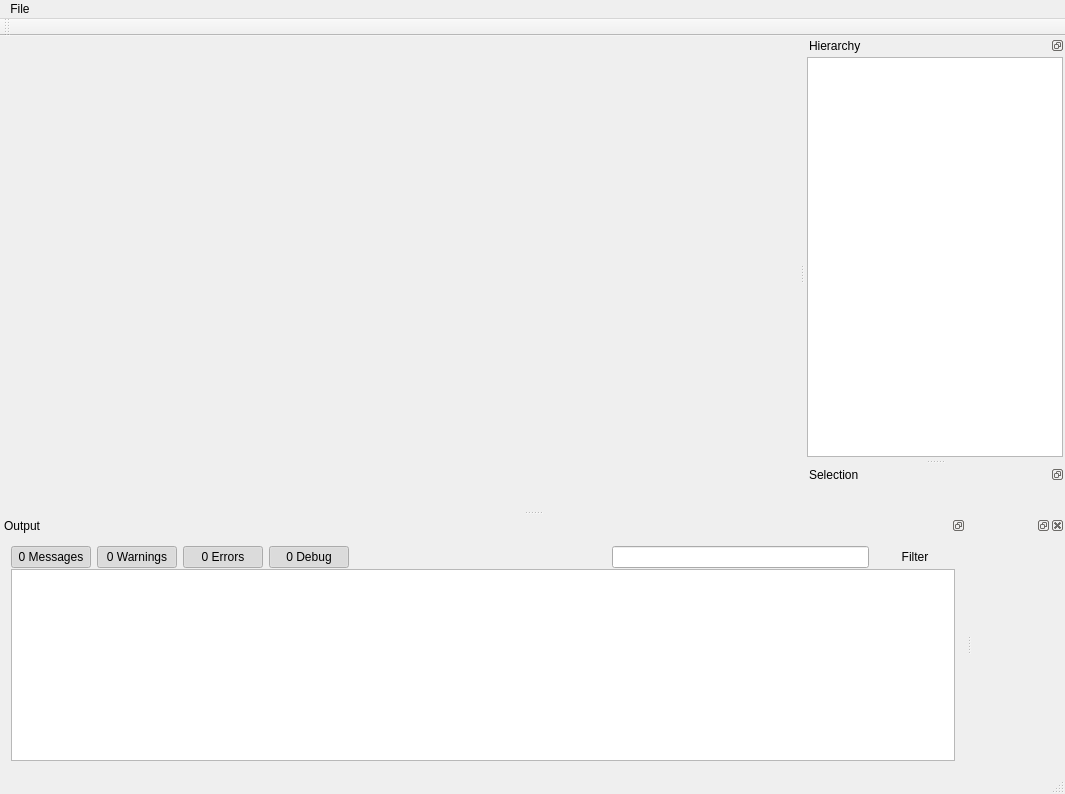
Above: AnalyticsViewer/analyticsviewer.ui from jswigart/game-analytics before the change. Below: the same form after it.
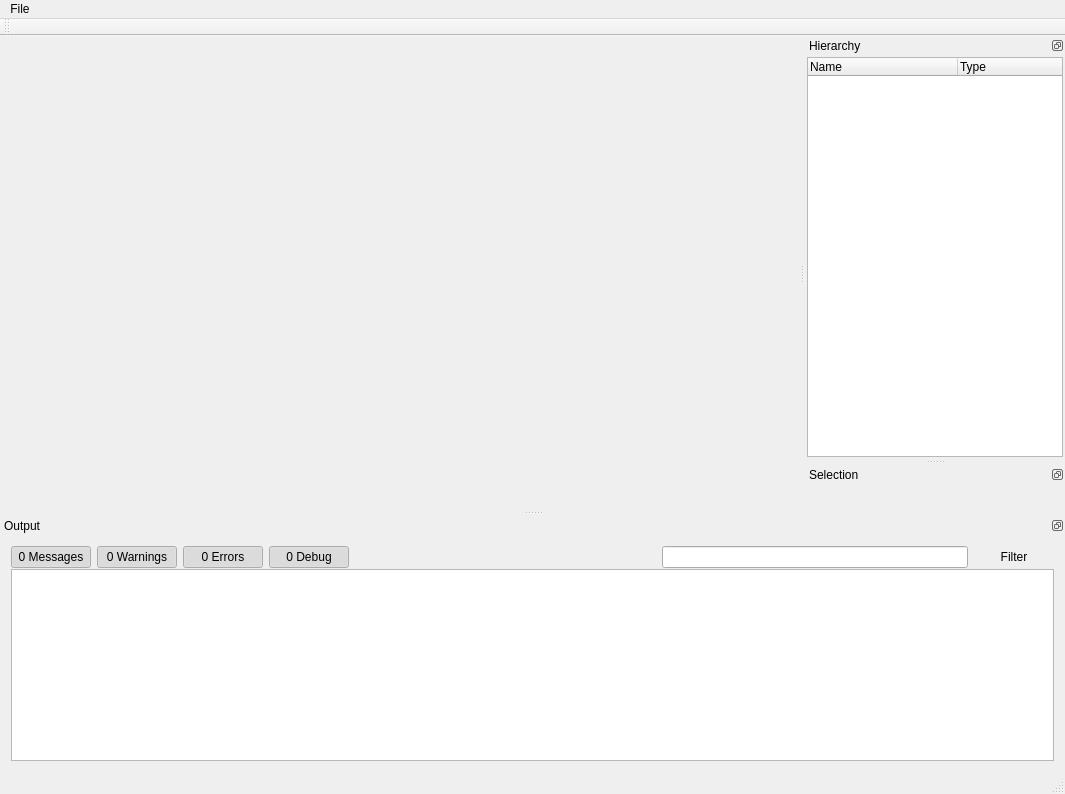
That is the form after the change. Icons and pictures are not drawn. Custom widgets are drawn as their Qt base class.

What changed in the file:
```diff
--- a/AnalyticsViewer/analyticsviewer.ui
+++ b/AnalyticsViewer/analyticsviewer.ui
@@ -112,11 +112,21 @@
         <bool>false</bool>
        </property>
        <property name="columnCount">
-        <number>0</number>
+        <number>2</number>
        </property>
        <attribute name="headerDefaultSectionSize">
-        <number>40</number>
+        <number>150</number>
        </attribute>
+       <column>
+        <property name="text">
+         <string>Name</string>
+        </property>
+       </column>
+       <column>
+        <property name="text">
+         <string>Type</string>
+        </property>
+       </column>
       </widget>
      </item>
     </layout>
@@ -328,12 +338,6 @@
     </layout>
    </widget>
   </widget>
-  <widget class="QDockWidget" name="dockWidget_3">
-   <attribute name="dockWidgetArea">
-    <number>8</number>
-   </attribute>
-   <widget class="QWidget" name="dockWidgetContents_3"/>
-  </widget>
   <action name="actionOpen">
    <property name="text">
     <string>Open</string>
```
